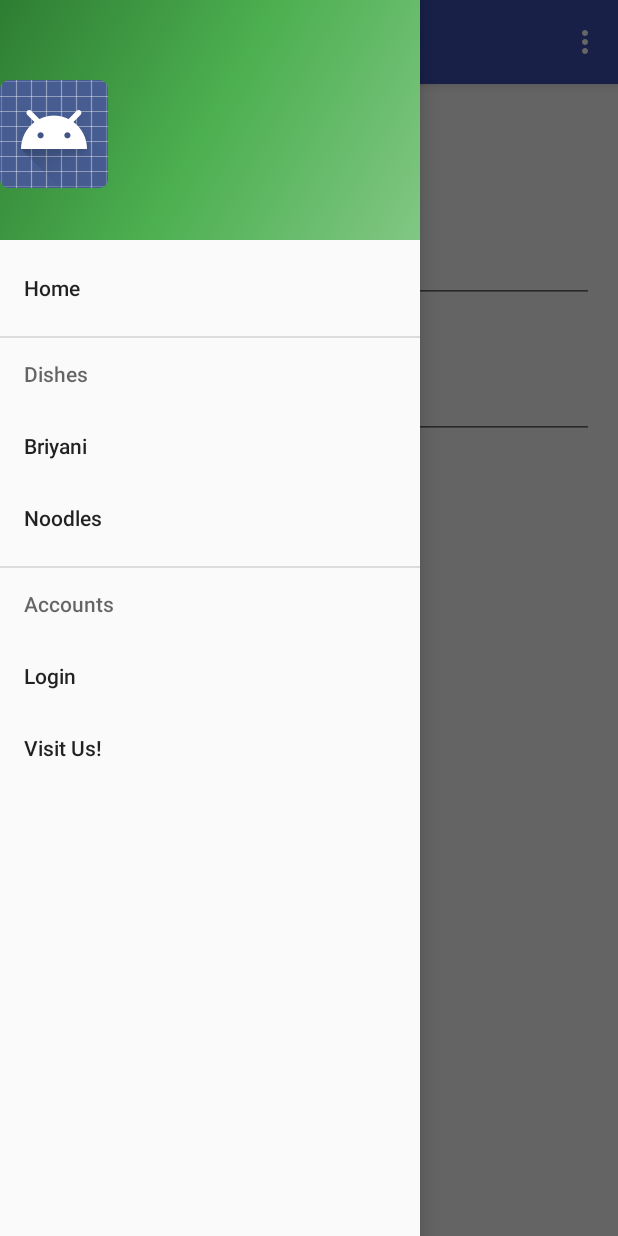
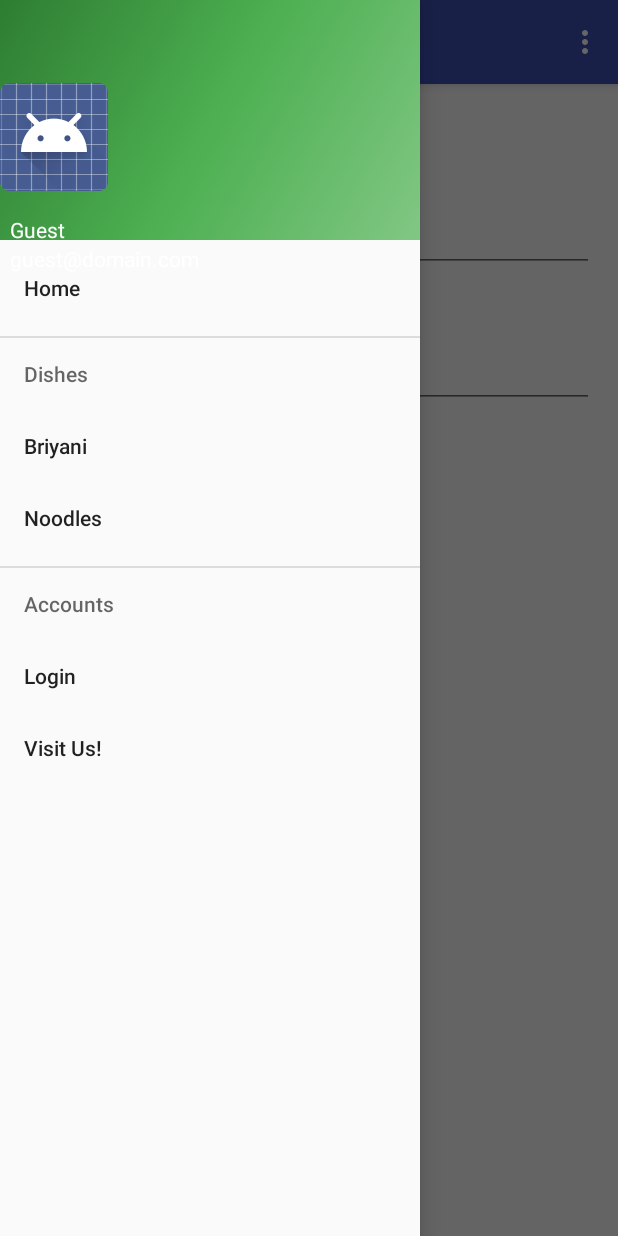
Before and after one commit to Ateeq72/AteeqBackendless, an Android app: the fragment fragmentLogin placed in its activity, with the side drawer open, on a phone screen of 412 x 824 dp. Run offline under Robolectric (Android 15) with nearby library versions, the phone set to English and light mode, and no system bars.

Commit message:
kinda works

```diff
--- a/app/src/main/java/com/aristocrat/ahmed/ateeq/ateeqbackendless/fragmentNav.java
+++ b/app/src/main/java/com/aristocrat/ahmed/ateeq/ateeqbackendless/fragmentNav.java
@@ -8,6 +8,11 @@ import android.view.LayoutInflater;
 import android.view.View;
 import android.view.ViewGroup;
 import android.widget.TextView;
+
+import com.aristocrat.ahmed.ateeq.ateeqbackendless.library.DatabaseHandler;
+import com.aristocrat.ahmed.ateeq.ateeqbackendless.library.UserFunctions;
+
+import java.util.HashMap;
 
 
 /**
@@ -107,30 +112,29 @@ public class fragmentNav extends Fragment {
         public void onFragmentInteraction(Uri uri);
     }
 
-    String name;
-    String email;
 
-    public void setnavdata(String email,String name)
-    {
-        String dname = "Guest";
-        String demail = "guest@domain.com";
-        if (!email.equals("") || !name.equals("")) {
-            this.name = name;
-            this.email = email;
-        }
-        else{
-            this.name = dname;
-            this.email =demail;
-        }
-    }
     public void onActivityCreated(Bundle bs)
     {
         super.onActivityCreated(bs);
 
         TextView nameview = (TextView) getView().findViewById(R.id.nav_name);
         TextView emailview = (TextView) getView().findViewById(R.id.nav_id);
-        nameview.setText(name);
-        emailview.setText(email);
-    }
+        UserFunctions userFunctions = new UserFunctions();
+       DatabaseHandler db = new DatabaseHandler(getActivity());
+        if(userFunctions.isUserLoggedIn(getActivity())) {
+            HashMap<Integer,String> userdata = new HashMap<Integer,String>();
+            userdata = db.getUserDetails();
+            String name = userdata.get(1);
+            String email = userdata.get(2);
+            nameview.setText("  " +name);
+            emailview.setText("  "+email);
+        }
+        else
+        {
+            nameview.setText("  Guest");
+            emailview.setText("  guest@domain.com");
+        }
+        }
+
 
 }
--- a/app/src/main/res/layout/fragment_login.xml
+++ b/app/src/main/res/layout/fragment_login.xml
@@ -32,8 +32,8 @@
         android:inputType="textEmailAddress"
         android:ems="10"
         android:id="@+id/getemail"
-        android:layout_alignTop="@+id/textView3"
-        android:layout_alignParentEnd="true" />
+        android:layout_alignBottom="@+id/textView3"
+        android:layout_alignStart="@+id/getpassword" />
 
     <TextView
         android:layout_width="wrap_content"
@@ -54,25 +54,16 @@
         android:layout_alignBottom="@+id/textView4"
         android:layout_alignParentEnd="true" />
 
-    <CheckBox
-        android:layout_width="wrap_content"
-        android:layout_height="wrap_content"
-        android:text="Stay Logged in?"
-        android:id="@+id/stay"
-        android:layout_centerVertical="true"
-        android:layout_toEndOf="@+id/textView3"
-        android:checked="false" />
-
     <Button
         android:layout_width="wrap_content"
         android:layout_height="wrap_content"
         android:text="Login"
         android:id="@+id/loginbutton"
         android:layout_marginTop="47dp"
-        android:layout_below="@+id/stay"
         android:layout_centerHorizontal="true"
         android:onClick="loginbtnmethod"
-        android:nestedScrollingEnabled="false" />
+        android:nestedScrollingEnabled="false"
+        android:layout_centerVertical="true" />
 
     <TextView
         android:layout_width="wrap_content"
--- a/app/src/main/res/layout/fragment_nav.xml
+++ b/app/src/main/res/layout/fragment_nav.xml
@@ -5,23 +5,29 @@
 
     <!-- TODO: Update blank fragment layout -->
 
+
+
+    <ImageView android:layout_width="wrap_content" android:layout_height="wrap_content"
+        android:paddingTop="@dimen/nav_header_vertical_spacing"
+        android:src="@android:drawable/sym_def_app_icon" android:id="@+id/imageView"
+        android:layout_marginTop="39dp"
+        android:layout_alignParentTop="true"
+        android:layout_alignParentStart="true" />
+
     <TextView android:layout_width="match_parent" android:layout_height="wrap_content"
         android:paddingTop="@dimen/nav_header_vertical_spacing"
         android:textAppearance="@style/TextAppearance.AppCompat.Body1"
         android:id="@+id/nav_name"
         android:layout_below="@+id/imageView"
-        android:layout_alignParentStart="true" />
-
-    <ImageView android:layout_width="wrap_content" android:layout_height="wrap_content"
-        android:paddingTop="@dimen/nav_header_vertical_spacing"
-        android:src="@android:drawable/sym_def_app_icon" android:id="@+id/imageView"
-        android:layout_alignParentTop="true"
-        android:layout_alignParentStart="true"
-        android:layout_marginTop="37dp" />
+        android:layout_alignStart="@+id/imageView"
+        android:textColor="#ffffff" />
 
     <TextView android:layout_width="wrap_content" android:layout_height="wrap_content"
         android:id="@+id/nav_id"
         android:layout_below="@+id/nav_name"
-        android:layout_alignParentStart="true" />
+        android:layout_alignStart="@+id/nav_name"
+        android:layout_alignEnd="@+id/nav_name"
+        android:textColor="#ffffff" />
+
 
 </RelativeLayout>
--- a/app/src/main/res/menu/activity_main_drawer.xml
+++ b/app/src/main/res/menu/activity_main_drawer.xml
@@ -15,7 +15,7 @@
 
 
     <group android:id="@+id/logingroup"
-         android:visible="true">
+         >
         <item android:title="Accounts">
         <menu>
             <item android:id="@+id/login"
@@ -26,11 +26,11 @@
         </item>
     </group>
     <group android:id="@+id/logoutgroup"
-        android:visible="false">
+        >
         <item android:title="Accounts">
             <menu>
                 <item android:id="@+id/logout"
-                    android:title="Login"/>
+                    android:title="Logout"/>
                 <item android:id="@+id/visitusgb"
                     android:title="Visit Us!" />
             </menu>
```
Also changed, not shown: app/src/main/java/com/aristocrat/ahmed/ateeq/ateeqbackendless/MainActivity.java (+49 -34 lines), app/src/main/java/com/aristocrat/ahmed/ateeq/ateeqbackendless/fragmentLogin.java (+41 -36 lines), app/src/main/java/com/aristocrat/ahmed/ateeq/ateeqbackendless/fragmentOrder.java (+20 -24 lines), app/src/main/java/com/aristocrat/ahmed/ateeq/ateeqbackendless/fragmentRegister.java (+89 -4 lines), app/src/main/java/com/aristocrat/ahmed/ateeq/ateeqbackendless/library/DatabaseHandler.java (+27 -9 lines), 4 other files.
